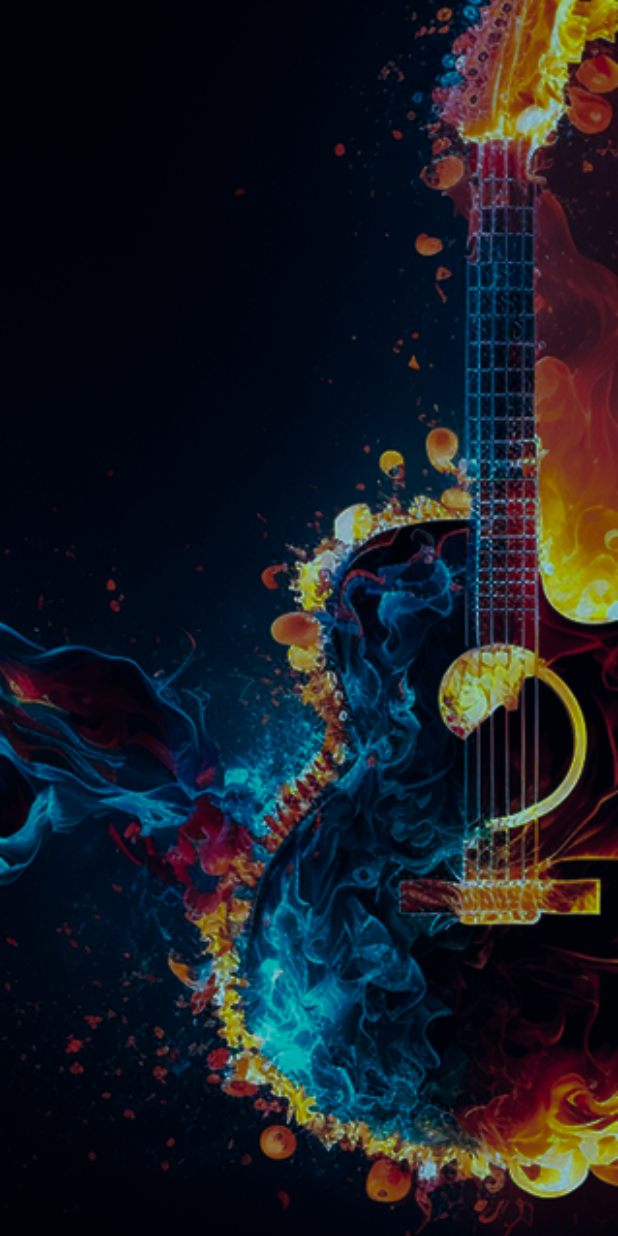
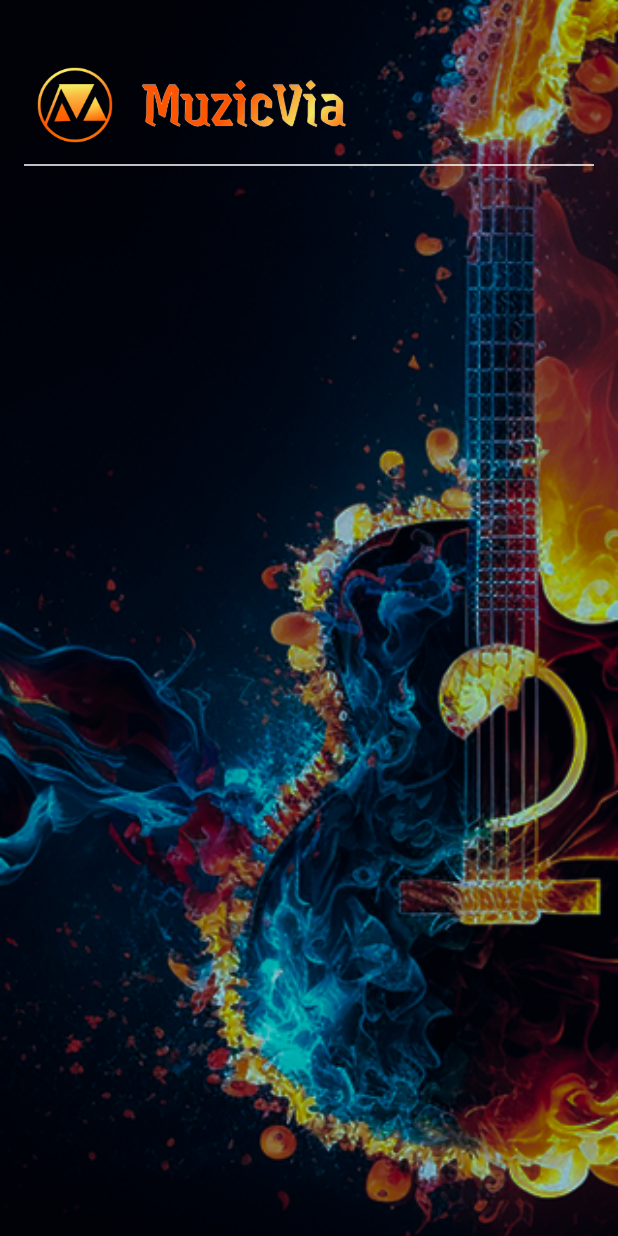
Before and after one commit to official16Dec/flutter_muzic_via, a Flutter app: the screen it shows after launch, on a phone screen of 412 x 824 dp. Run offline on Flutter 3.47's test engine with Material 3 defaults, Android fonts, the phone set to English and light mode, and no system bars.

Commit message:
Home screen custom action bar configured.

```diff
--- a/lib/home/home_screen.dart
+++ b/lib/home/home_screen.dart
@@ -1,3 +1,5 @@
+import 'dart:convert';
+
 import 'package:flutter/material.dart';
 
 class HomeScreen extends StatelessWidget {
@@ -13,6 +15,35 @@ class HomeScreen extends StatelessWidget {
               fit: BoxFit.cover, // Covers the entire screen
             ),
           ),
+
+        child: Column(
+          children: [
+            const SizedBox(height: 40),
+            Row(
+              mainAxisAlignment: MainAxisAlignment.start,
+              children: [
+                const SizedBox(width: 20),
+                Image.asset(
+                  'assets/appIcon.png', // Replace with your icon path
+                  width: 60,
+                  height: 60,
+                ),
+                const SizedBox(width: 10),
+                Image.asset(
+                  'assets/muzicvia_title.png',
+                  height: 40,
+                ),
+              ],
+            ),
+            Divider(
+              color: Colors.white, // Color of the line
+              thickness: 1.0,     // Thickness of the line
+              height: 20.0,       // Height of the divider widget, including the line and any surrounding space.
+              indent: 16.0,       // Left padding of the line
+              endIndent: 16.0,    // Right padding of the line
+            )
+          ],
+        ),
       ),
     );
   }
```
